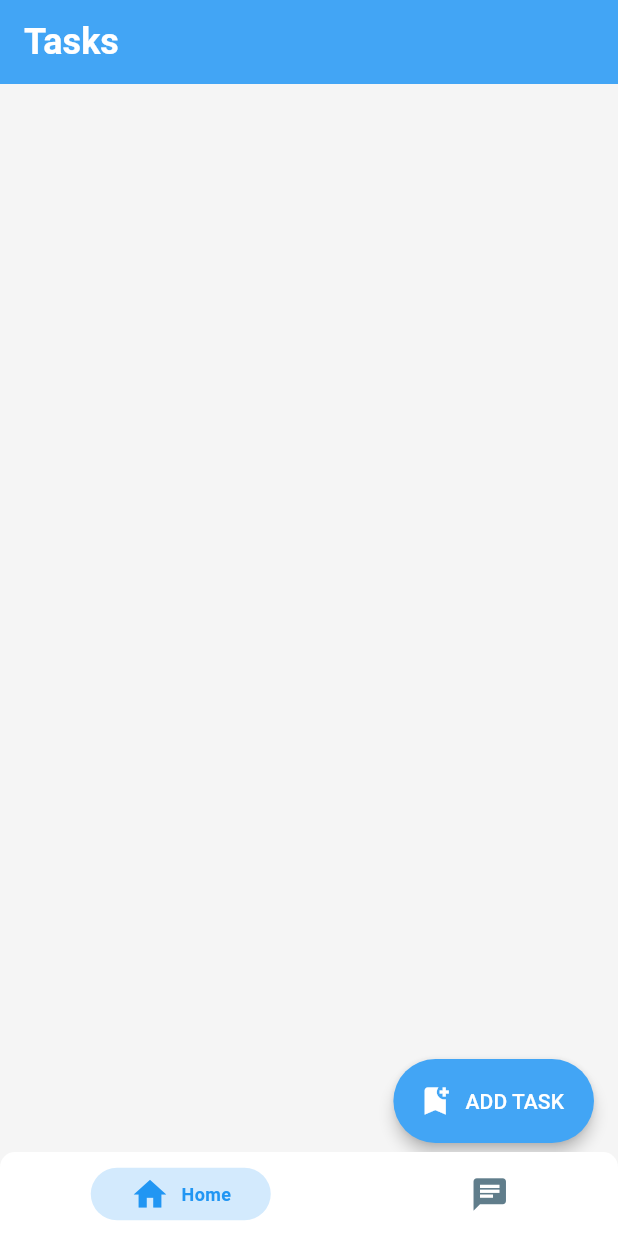
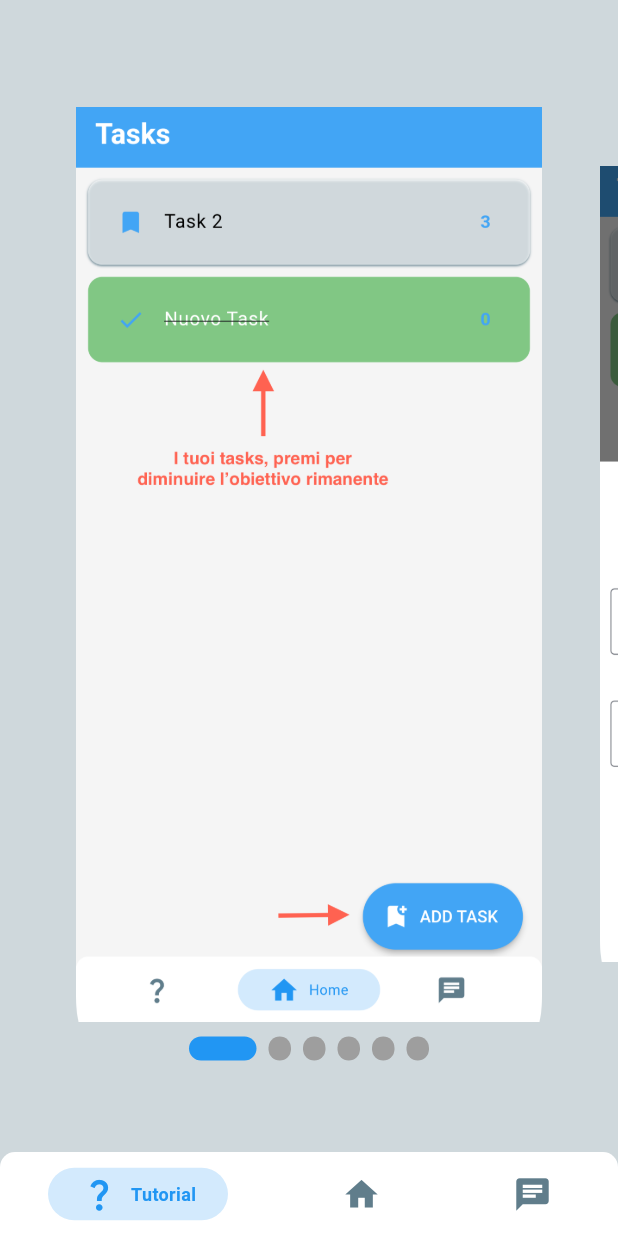
Before and after one commit to massimomecarelli/habit_connect_flutter, a Flutter app: the screen it shows after launch, on a phone screen of 412 x 824 dp. Run offline on Flutter 3.47's test engine with Material 2 defaults, Android fonts, the phone set to English and light mode, and no system bars; drawn by our look-alikes of carousel_slider, persistent_bottom_nav_bar, smooth_page_indicator; our stand-ins replace cloud_firestore, firebase_auth, firebase_core, flutter_slidable, hive, hive_flutter; accounts and stored records are empty.

Commit message:
Tutorial completato

```diff
--- a/lib/main.dart
+++ b/lib/main.dart
@@ -1,5 +1,6 @@
 import 'package:flutter/material.dart';
 import 'package:habit_connect_flutter/login_page.dart';
+import 'package:habit_connect_flutter/tutorial.dart';
 import 'package:hive/hive.dart';
 import 'package:hive_flutter/adapters.dart';
 import 'tasks.dart';
@@ -53,6 +54,7 @@ class BottomNavBar extends StatelessWidget {
 // lista di widget che rappresentano le schermate, da assegnare poi agli item della bottom nav bar
     List<Widget> _buildScreens() {
       return [
+        Tutorial(),
         Tasks(),
        // Community(),
         AuthPage(), // pagina che smista l'accesso a seconda se l'utente è loggato oppure no
@@ -61,6 +63,12 @@ class BottomNavBar extends StatelessWidget {
     // bottom nav bar persistente
     List<PersistentBottomNavBarItem> _navBarsItems() {
       return [
+        PersistentBottomNavBarItem(
+          icon: Icon(Icons.question_mark),
+          title: ("Tutorial"),
+          activeColorPrimary: Colors.blue,
+          inactiveColorPrimary: Colors.blueGrey,
+        ),
         PersistentBottomNavBarItem(
           icon: Icon(Icons.home),
           title: ("Home"),
--- /dev/null
+++ b/lib/tutorial.dart
@@ -0,0 +1,67 @@
+import 'package:flutter/material.dart';
+import 'package:carousel_slider/carousel_slider.dart';
+import 'package:smooth_page_indicator/smooth_page_indicator.dart';
+import 'package:carousel_slider/carousel_controller.dart';
+
+class Tutorial extends StatefulWidget {
+  Tutorial({Key? key}) : super(key: key);
+
+  @override
+  State<Tutorial> createState() => _TutorialState();
+}
+
+class _TutorialState extends State<Tutorial> {
+  int activeIndex = 0;
+  final controller = CarouselController();
+  final imagePaths = [ // array di immagini
+    'images/home.png',
+    'images/new_task.png',
+    'images/signin.png',
+    'images/signup.png',
+    'images/community.png',
+    'images/nuovo_commento.png',
+    ];
+
+  @override
+  Widget build(BuildContext context) {
+    return Scaffold(
+      backgroundColor: Colors.blueGrey.shade100,
+      body: Center(
+        child: Column(
+          mainAxisAlignment: MainAxisAlignment.center,
+          children: [
+            CarouselSlider.builder(
+                carouselController: controller,
+                itemCount: imagePaths.length,
+                itemBuilder: (context, index, realIndex) {
+                  final urlImage = imagePaths[index];
+                  return buildImage(urlImage, index);
+                },
+                options: CarouselOptions(
+                    height: 610,
+                    autoPlay: false,
+                    enableInfiniteScroll: false,
+                    enlargeCenterPage: true,
+                    onPageChanged: (index, reason) =>
+                        setState(() => activeIndex = index))
+            ),
+            SizedBox(height: 10),
+            buildIndicator()
+          ],
+        ),
+      ),
+    );
+  }
+// indicatore della pagina
+  Widget buildIndicator() => AnimatedSmoothIndicator(
+    onDotClicked: animateToSlide,
+    effect: ExpandingDotsEffect(dotWidth: 15, activeDotColor: Colors.blue),
+    activeIndex: activeIndex,
+    count: imagePaths.length,
+  );
+
+  void animateToSlide(int index) => controller.animateToPage(index);
+}
+// per visualizzare degli asset di immagini devo trasformarli in widget
+Widget buildImage(String urlImage, int index) =>
+    Container(child: Image.asset(urlImage, fit: BoxFit.cover));
```
Also changed, not shown: pubspec.yaml (+4 -3 lines), images/community.png (added), images/home.png (added), images/new_task.png (added), images/nuovo_commento.png (added), images/signin.png (added), images/signup.png (added), pubspec.lock, 5 other files.
